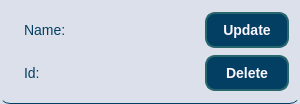
Before: the Qt Designer form course_work/source/menu/bank_widget.ui in R-Kiselev/Lab1, drawn with Qt 5.
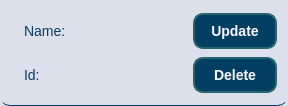
After: the same form once the commit is applied.

Diff of the .ui file:
```diff
--- a/course_work/source/menu/bank_widget.ui
+++ b/course_work/source/menu/bank_widget.ui
@@ -6,8 +6,8 @@
    <rect>
     <x>0</x>
     <y>0</y>
-    <width>300</width>
-    <height>104</height>
+    <width>288</width>
+    <height>106</height>
    </rect>
   </property>
   <property name="windowTitle">
```
Left out of the diff: 20 changed lines with no effect on the pictures.
